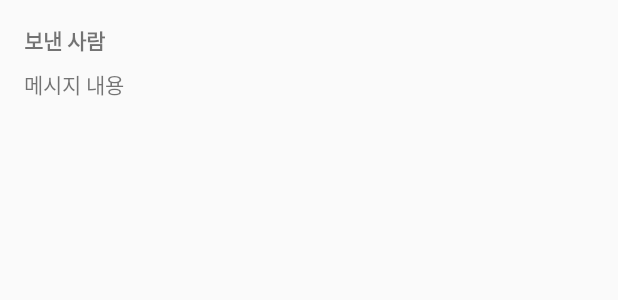
After one commit to songhm7/HighLevelMobile, an Android app: the layout message_item.xml on its own in the app's theme, with its tools: preview values and no code run, on a phone screen of 412 x 824 dp. The commit adds this screen. Shown: the top 300 px of the screen. Run offline under Robolectric (Android 15) with nearby library versions, the phone set to English and light mode, and no system bars.

Commit message:
받은 메시지 확인 기능 구현

```diff
--- a/app/src/main/AndroidManifest.xml
+++ b/app/src/main/AndroidManifest.xml
@@ -24,6 +24,9 @@
         <activity android:name=".SignUpActivity" />
         <activity android:name=".WriteActivity" />
         <activity android:name=".DetailActivity" />
+        <activity android:name=".SendMsgActivity" />
+        <activity android:name=".ViewMsgActivity" />
+
     </application>
 
 </manifest>
--- a/app/src/main/java/com/example/mobile/MainActivity.kt
+++ b/app/src/main/java/com/example/mobile/MainActivity.kt
@@ -52,7 +52,8 @@ class MainActivity : AppCompatActivity() {
                 true
             }
             R.id.menu_view_message -> {
-                Toast.makeText(this, "받은 메시지 목록 기능 구현 예정", Toast.LENGTH_SHORT).show()
+                startActivity(Intent(this, ViewMsgActivity::class.java))
+                finish()
                 true
             }
             else -> super.onOptionsItemSelected(item)
--- /dev/null
+++ b/app/src/main/java/com/example/mobile/Message.kt
@@ -0,0 +1,3 @@
+package com.example.mobile
+
+data class Message(val sender: String, val text: String)
--- /dev/null
+++ b/app/src/main/res/layout/message_item.xml
@@ -0,0 +1,30 @@
+<?xml version="1.0" encoding="utf-8"?>
+<androidx.constraintlayout.widget.ConstraintLayout xmlns:android="http://schemas.android.com/apk/res/android"
+    xmlns:app="http://schemas.android.com/apk/res-auto"
+    xmlns:tools="http://schemas.android.com/tools"
+    android:layout_width="match_parent"
+    android:layout_height="wrap_content"
+    android:padding="8dp">
+
+    <TextView
+        android:id="@+id/sender"
+        android:layout_width="0dp"
+        android:layout_height="wrap_content"
+        android:layout_marginStart="8dp"
+        android:layout_marginTop="8dp"
+        android:textStyle="bold"
+        app:layout_constraintStart_toStartOf="parent"
+        app:layout_constraintTop_toTopOf="parent"
+        tools:text="보낸 사람" />
+
+    <TextView
+        android:id="@+id/message"
+        android:layout_width="0dp"
+        android:layout_height="wrap_content"
+        android:layout_marginStart="8dp"
+        android:layout_marginTop="8dp"
+        app:layout_constraintStart_toStartOf="parent"
+        app:layout_constraintTop_toBottomOf="@id/sender"
+        tools:text="메시지 내용" />
+
+</androidx.constraintlayout.widget.ConstraintLayout>
```
Also changed, not shown: app/src/main/java/com/example/mobile/MessageAdapter.kt (added, +31 -0 lines), app/src/main/java/com/example/mobile/SendMsgActivity.kt (added, +11 -0 lines), app/src/main/java/com/example/mobile/ViewMsgActivity.kt (added, +47 -0 lines), app/src/main/res/layout/activity_sendmsg.xml (added, +7 -0 lines), app/src/main/res/layout/activity_viewmsg.xml (added, +24 -0 lines).
